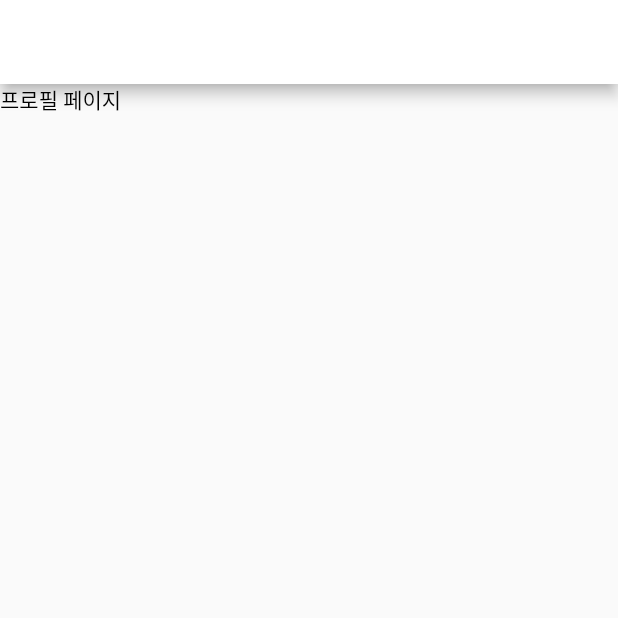
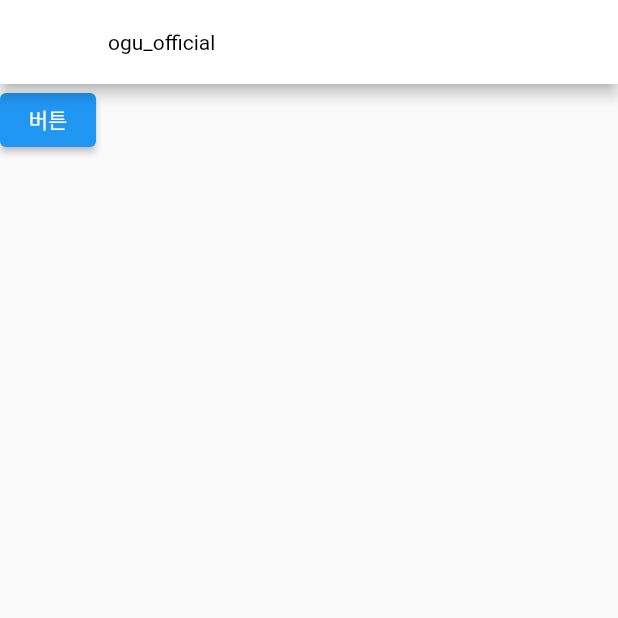
Before and after one commit to lakeparkXPA/flutter_test, a Flutter app: the Profile screen opened directly, on a phone screen of 412 x 824 dp, the top half of it. Run offline on Flutter 3.47's test engine with Material 2 defaults, Android fonts, the light colour scheme and no system bars; our stand-ins replace image_picker, shared_preferences; accounts and stored records are empty; network calls fail.

Commit message:
Provider state 수정 미리 changenotifier 에서 변경 함수를 만들어 주고 context.read<{$provider_name}>().{$function_name} 으로 사용 가능 재 렌더링 필요시 notifyListeners() 사용

```diff
--- a/lib/home.dart
+++ b/lib/home.dart
@@ -256,6 +256,10 @@ class MyClipper extends CustomClipper<Rect>{
 
 class StoreProvider extends ChangeNotifier {
   var name = 'ogu_official';
+  changeName(String rename) { // 미리 만들어놔야 변환 가능
+    name = rename;
+    notifyListeners(); //set state 와 간음, 재 랜더링
+  }
 }
 
 
@@ -265,8 +269,20 @@ class Profile extends StatelessWidget {
   @override
   Widget build(BuildContext context) {
     return Scaffold(
-      appBar: AppBar(title: Text(context.watch<StoreProvider>().name,)),
-      body: Text('프로필 페이지'),
+      appBar: AppBar(
+          title: Text(context.watch<StoreProvider>().name,),
+        titleTextStyle: TextStyle(color: Colors.black),
+      ),
+      body: Column(
+        children: [
+          ElevatedButton(
+              onPressed: (){
+                context.read<StoreProvider>().changeName('ogu_fanpage');
+              },
+              child: Text('버튼')
+          )
+        ],
+      ),
     );
   }
 }
```
